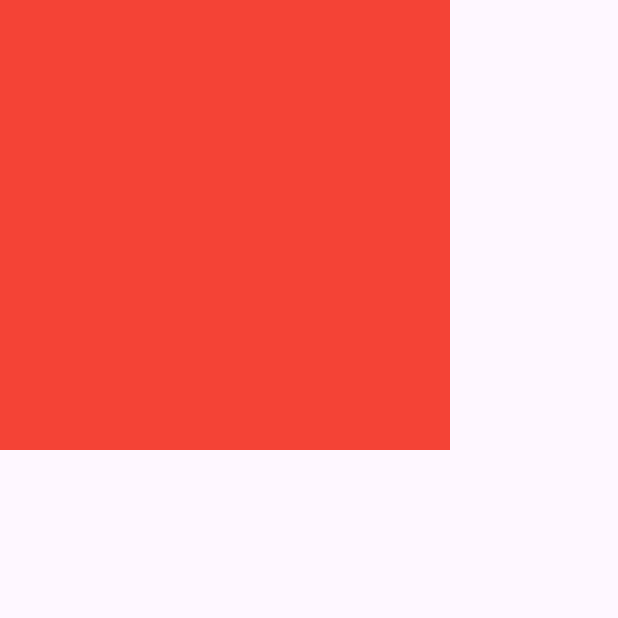
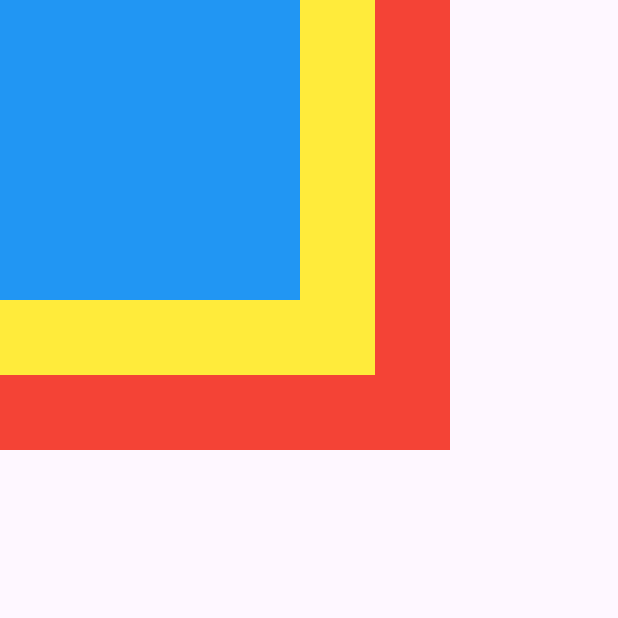
Before and after one commit to mansik/flutter_study, a Flutter app: the screen it shows after launch, on a phone screen of 412 x 824 dp, the top half of it. Run offline on Flutter 3.47's test engine with Material 3 defaults, Android fonts, the phone set to English and light mode, and no system bars.

Commit message:
add layout related widgets

```diff
--- a/basic_widgets/lib/main.dart
+++ b/basic_widgets/lib/main.dart
@@ -1,3 +1,6 @@
+import 'package:basic_widgets/widgets/column_widget.dart';
+import 'package:basic_widgets/widgets/expanded_widget.dart';
+import 'package:basic_widgets/widgets/flexible_widget.dart';
 import 'package:basic_widgets/widgets/padding_margin_widget.dart';
 import 'package:basic_widgets/widgets/container_widget.dart';
 import 'package:basic_widgets/widgets/elevated_button_widget.dart';
@@ -6,8 +9,10 @@ import 'package:basic_widgets/widgets/gesture_detector_widget.dart';
 import 'package:basic_widgets/widgets/icon_button_widget.dart';
 import 'package:basic_widgets/widgets/outlined_button_widget.dart';
 import 'package:basic_widgets/widgets/padding_widget.dart';
+import 'package:basic_widgets/widgets/row_widget.dart';
 import 'package:basic_widgets/widgets/safe_area_widget.dart';
 import 'package:basic_widgets/widgets/sized_box_widget.dart';
+import 'package:basic_widgets/widgets/stack_widget.dart';
 import 'package:basic_widgets/widgets/text_button_widget.dart';
 import 'package:basic_widgets/widgets/text_widget.dart';
 import 'package:flutter/material.dart';
@@ -23,18 +28,32 @@ class MyApp extends StatelessWidget {
       home: Scaffold(
         body: Center(
           // 위젯명을 입력하면 import는 자동 완성됨.
+
+          // Text 위젯
           // child: TextWidgetExample(),
+
+          // 제스처 관련 위젯
           // child: TextButtonWidgetExample(),
           // child: OutlinedButtonWidgetExample(),
           // child: ElevatedButtonWidgetExample(),
           // child: IconButtonWidgetExample(),
           // child: GestureDetectorWidgetExample(),
           // child: FloatingActionButtonWidgetExample(),
+
+          // 디자인 관련 위젯
           // child: PaddingWidgetExample(),
           // child: PaddingMarginWidgetExample(),
           // child: SizedBoxWidgetExample(),
           // child: ContainerWidgetExample(),
-          child: SafeAreaWidgetExample(),
+          // child: SafeAreaWidgetExample(),
+
+          // Layout 관련 위젯: 하위 위젯을 가로 또는 세로로 배치하거나
+          // 위젯 위에 위젯을 겹칠 때 사용한다.
+          // child: RowWidgetExample(),
+          // child: ColumnWidgetExample(),
+          // child: FlexibleWidgetExample(),
+          // child: ExpandedWidgetExample(),
+          child: StackWidgetExample(),
         ),
       ),
     );
--- /dev/null
+++ b/basic_widgets/lib/widgets/stack_widget.dart
@@ -0,0 +1,38 @@
+import 'package:flutter/material.dart';
+
+/// Layout 관련 위젯: Stack
+///
+/// Stack는 위젯을 겹친다.
+/// 플러터의 그래픽 엔진인 스키아 엔진은 2D 엔진이기 때문에 겹친 두께는 표현하지 못하지만
+/// 겹친 듯한 효과를 줄 수 있다.
+/// Stack은 children에 위치한 순서대로 위젯을 겹치게 한다.
+class StackWidgetExample extends StatelessWidget {
+  @override
+  Widget build(BuildContext context) {
+    return MaterialApp(
+      home: Scaffold(
+        body: SizedBox(
+          child: Stack(
+            children: [
+              Container(
+                height: 300.0,
+                width: 300.0,
+                color: Colors.red,
+              ),
+              Container(
+                height: 250.0,
+                width: 250.0,
+                color: Colors.yellow,
+              ),
+              Container(
+                height: 200.0,
+                width: 200.0,
+                color: Colors.blue,
+              ),
+            ],
+          ),
+        ),
+      ),
+    );
+  }
+}
```
Also changed, not shown: basic_widgets/lib/widgets/column_widget.dart (added, +66 -0 lines), basic_widgets/lib/widgets/expanded_widget.dart (added, +37 -0 lines), basic_widgets/lib/widgets/flexible_widget.dart (added, +40 -0 lines), basic_widgets/lib/widgets/row_widget.dart (added, +67 -0 lines).
